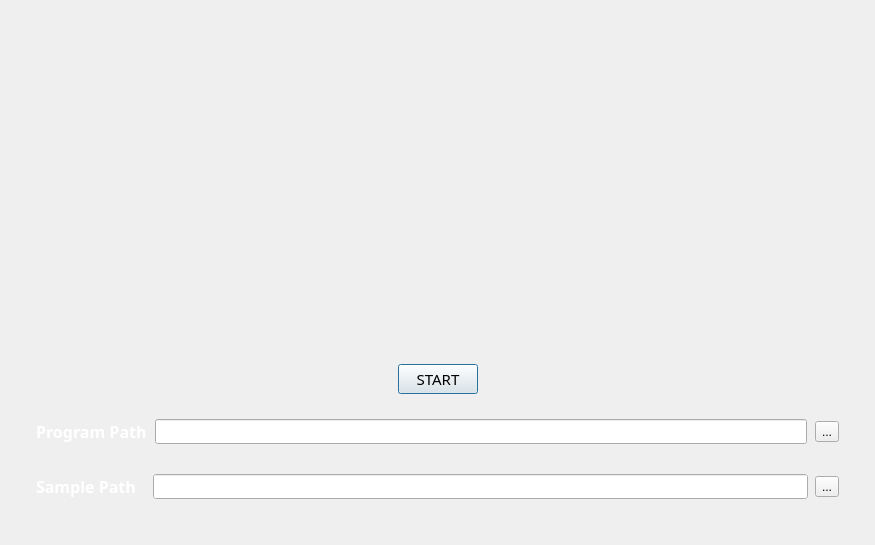
Before: the Qt Designer form ui/main.ui in dnsdudrla97/Fuzz, drawn with Qt 5.
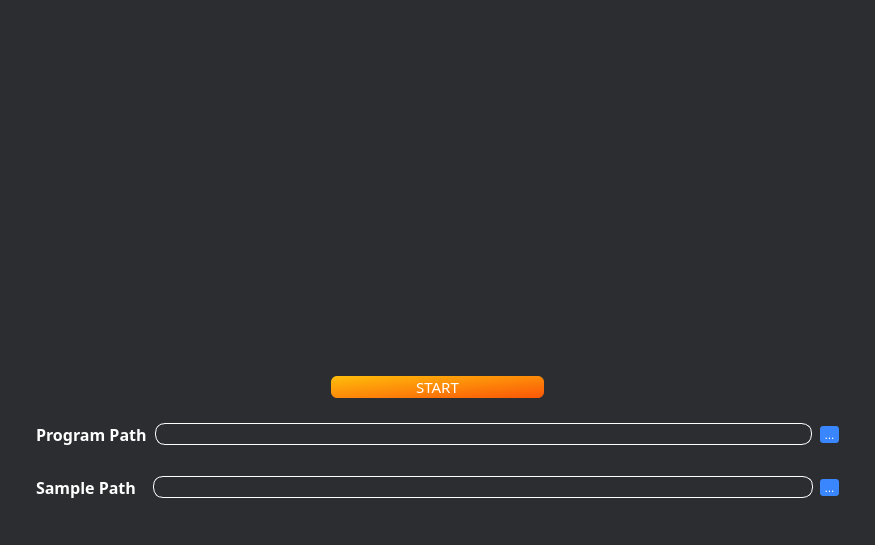
After: the same form once the commit is applied. Icons and pictures are not drawn.

Patch:
```diff
--- a/ui/main.ui
+++ b/ui/main.ui
@@ -14,7 +14,7 @@
    <string>Dialog</string>
   </property>
   <property name="styleSheet">
-   <string notr="true">background-image: url(:/img/img/main-background.png);</string>
+   <string notr="true">background-color: rgb(44, 45, 49);</string>
   </property>
   <layout class="QHBoxLayout" name="horizontalLayout_4">
    <item>
@@ -27,6 +27,9 @@
        <stylestrategy>PreferAntialias</stylestrategy>
       </font>
      </property>
+     <property name="styleSheet">
+      <string notr="true">color: rgb(44, 45, 49);</string>
+     </property>
      <property name="currentIndex">
       <number>0</number>
      </property>
@@ -79,19 +82,6 @@
              <property name="rightMargin">
               <number>300</number>
              </property>
-             <item>
-              <spacer name="horizontalSpacer_2">
-               <property name="orientation">
-                <enum>Qt::Horizontal</enum>
-               </property>
-               <property name="sizeHint" stdset="0">
-                <size>
-                 <width>40</width>
-                 <height>20</height>
-                </size>
-               </property>
-              </spacer>
-             </item>
              <item>
               <widget class="QPushButton" name="btn_main_3">
                <property name="font">
@@ -100,24 +90,18 @@
                  <pointsize>11</pointsize>
                 </font>
                </property>
+               <property name="styleSheet">
+                <string notr="true">color: white;
+background-color: qlineargradient(spread:pad, x1:0, y1:0, x2:1, y2:1, stop:0 rgba(255, 190, 11, 255), stop:1 rgba(251, 86, 7, 255));
+border-radius: 6px;
+
+</string>
+               </property>
                <property name="text">
                 <string>START</string>
                </property>
               </widget>
              </item>
-             <item>
-              <spacer name="horizontalSpacer_3">
-               <property name="orientation">
-                <enum>Qt::Horizontal</enum>
-               </property>
-               <property name="sizeHint" stdset="0">
-                <size>
-                 <width>40</width>
-                 <height>20</height>
-                </size>
-               </property>
-              </spacer>
-             </item>
             </layout>
            </item>
           </layout>
@@ -165,16 +149,28 @@
                  <property name="font">
                   <font>
                    <family>Samsung Sans</family>
+                   <pointsize>10</pointsize>
+                   <weight>50</weight>
+                   <italic>false</italic>
+                   <bold>false</bold>
                   </font>
                  </property>
                  <property name="mouseTracking">
                   <bool>true</bool>
                  </property>
                  <property name="autoFillBackground">
-                  <bool>true</bool>
+                  <bool>false</bool>
                  </property>
                  <property name="styleSheet">
-                  <string notr="true">border-color: rgb(255, 255, 255);</string>
+                  <string notr="true">QLineEdit
+{
+    border: 1px solid ;
+	border-color: rgb(255, 255, 255);
+    border-radius: 10px;
+	color: white;		
+	font: 10pt &quot;Samsung Sans&quot;;
+		
+}</string>
                  </property>
                  <property name="dragEnabled">
                   <bool>true</bool>
@@ -189,6 +185,12 @@
                  <property name="mouseTracking">
                   <bool>true</bool>
                  </property>
+                 <property name="styleSheet">
+                  <string notr="true">color: white;
+background-color: rgb(58, 134, 255);
+border-radius: 3px;
+</string>
+                 </property>
                  <property name="text">
                   <string>...</string>
                  </property>
@@ -248,13 +250,28 @@
                  <property name="font">
                   <font>
                    <family>Samsung Sans</family>
+                   <pointsize>10</pointsize>
+                   <weight>50</weight>
+                   <italic>false</italic>
+                   <bold>false</bold>
                   </font>
                  </property>
                  <property name="mouseTracking">
                   <bool>true</bool>
                  </property>
                  <property name="autoFillBackground">
-                  <bool>true</bool>
+                  <bool>false</bool>
+                 </property>
+                 <property name="styleSheet">
+                  <string notr="true">QLineEdit
+{
+    border: 1px solid ;
+	border-color: rgb(255, 255, 255);
+    border-radius: 10px;
+	color: white;		
+	font: 10pt &quot;Samsung Sans&quot;;
+		
+}</string>
                  </property>
                  <property name="dragEnabled">
                   <bool>true</bool>
@@ -266,6 +283,12 @@
                </item>
                <item>
                 <widget class="QToolButton" name="btn_main_2">
+                 <property name="styleSheet">
+                  <string notr="true">color: white;
+background-color: rgb(58, 134, 255);
+border-radius: 3px;
+</string>
+                 </property>
                  <property name="text">
                   <string>...</string>
                  </property>
```
Left out of the diff: 57 changed lines with no effect on the pictures.
